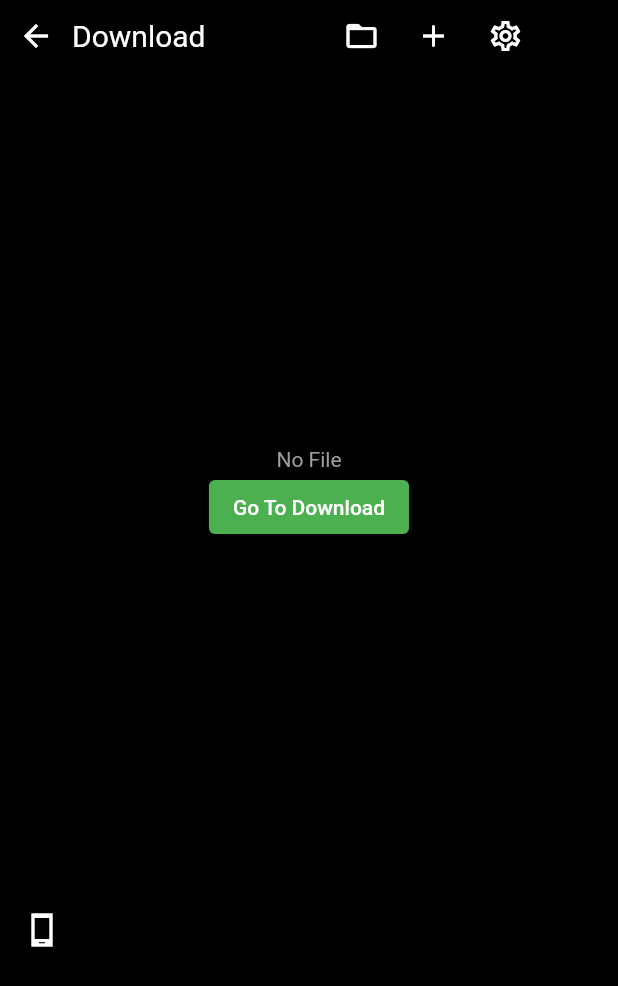
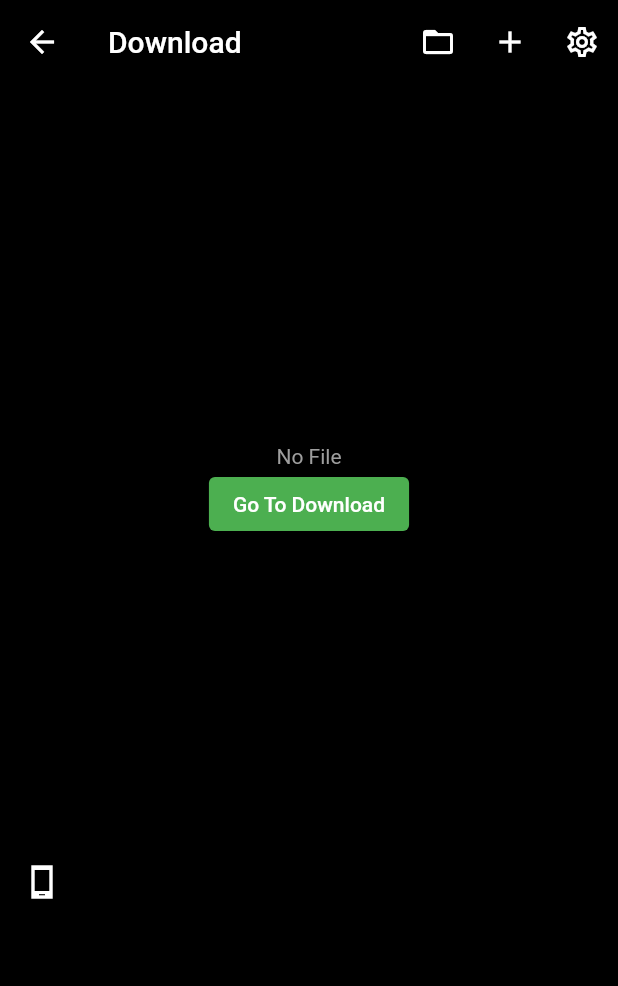
Before and after one commit to mraj555/play-it, a Flutter app: the Down screen opened directly, on a phone screen of 412 x 824 dp. Shown: the top 986 px of the screen. Run offline on Flutter 3.47's test engine with Material 2 defaults, Android fonts, the phone set to English and light mode, and no system bars; our stand-ins replace google_fonts, permission_handler, pinput; missing offline and left inert: underline_indicator; network calls fail.

Commit message:
File Added

```diff
--- a/lib/Download/download.dart
+++ b/lib/Download/download.dart
@@ -13,26 +13,10 @@ class _DownState extends State<Down> {
   Widget build(BuildContext context) {
     return SafeArea(
       child: Scaffold(
-        body: Column(
-          mainAxisAlignment: MainAxisAlignment.start,
-          children: [
-            Row(
-              mainAxisAlignment: MainAxisAlignment.start,
-              children: [
-                IconButton(
-                  onPressed: () {
-                    Navigator.pushAndRemoveUntil(context, MaterialPageRoute(builder: (context)=>Home()), (route) => false);
-                  },
-                  icon: Icon(
-                    Icons.arrow_back_outlined,
-                    color: Colors.white,
-                  ),
-                ),
-                Text(
-                  'Download',
-                  style: TextStyle(color: Colors.white, fontSize: 20),
-                ),
-                SizedBox(width: 80),
+        appBar: AppBar(
+          title: Text('Download'),
+          backgroundColor: Colors.black,
+          actions: [
             IconButton(
               onPressed: () => _Openfile(),
               icon: Icon(
@@ -56,8 +40,11 @@ class _DownState extends State<Down> {
             ),
           ],
         ),
+        body: Column(
+          mainAxisAlignment: MainAxisAlignment.start,
+          children: [
             SizedBox(
-              height: 250,
+              height: 240,
             ),
             Text(
               'No File',
@@ -65,11 +52,7 @@ class _DownState extends State<Down> {
             ),
             ElevatedButton(
               onPressed: () {
-                Navigator.pushAndRemoveUntil(
-                  context,
-                  MaterialPageRoute(builder: (context) => Home()),
-                  (route) => false,
-                );
+                Navigator.pop(context);
               },
               child: Text(
                 'Go To Download',
@@ -78,7 +61,7 @@ class _DownState extends State<Down> {
               style: ElevatedButton.styleFrom(primary: Colors.green),
             ),
             SizedBox(
-              height: 230,
+              height: 200,
             ),
             ListTile(
               onTap: () {},
@@ -107,11 +90,7 @@ class _DownState extends State<Down> {
                   children: [
                     IconButton(
                       onPressed: () {
-                        Navigator.pushAndRemoveUntil(
-                          context,
-                          MaterialPageRoute(builder: (context) => Down()),
-                          (route) => false,
-                        );
+                        Navigator.pop(context);
                       },
                       icon: Icon(
                         Icons.arrow_back_outlined,
@@ -248,11 +227,7 @@ class _DownState extends State<Down> {
                       children: [
                         IconButton(
                           onPressed: () {
-                            Navigator.pushAndRemoveUntil(
-                              context,
-                              MaterialPageRoute(builder: (context) => Down()),
-                              (route) => false,
-                            );
+                            Navigator.pop(context);
                           },
                           icon: Icon(
                             Icons.arrow_back_outlined,
```
Also changed, not shown: lib/Download/homepage.dart (+1 -9 lines). Lines whose indentation alone changed are shown as unchanged.
